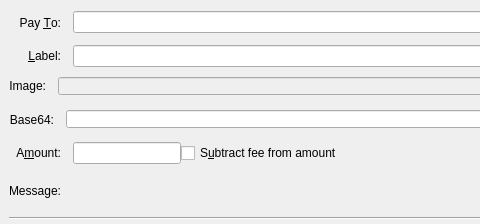
Above: src/qt/forms/sendcoinsentry.ui from mceme/ImageCoin before the change; both pictures show x 0 to 480 and y 0 to 224 of the 729 by 224 pixel window. Below: the same form after it.
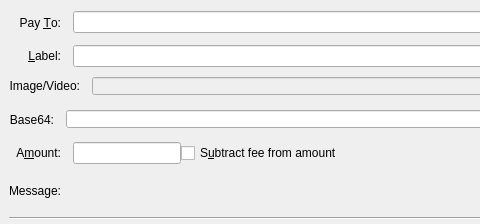
That is the form after the change. Custom widgets are drawn as their Qt base class.

```diff
--- a/src/qt/forms/sendcoinsentry.ui
+++ b/src/qt/forms/sendcoinsentry.ui
@@ -93,7 +93,7 @@
       <item>
        <widget class="QLabel" name="Imagelabel">
         <property name="text">
-         <string>Image:</string>
+         <string>Image/Video:</string>
         </property>
         <property name="alignment">
          <set>Qt::AlignRight|Qt::AlignTrailing|Qt::AlignVCenter</set>
```
